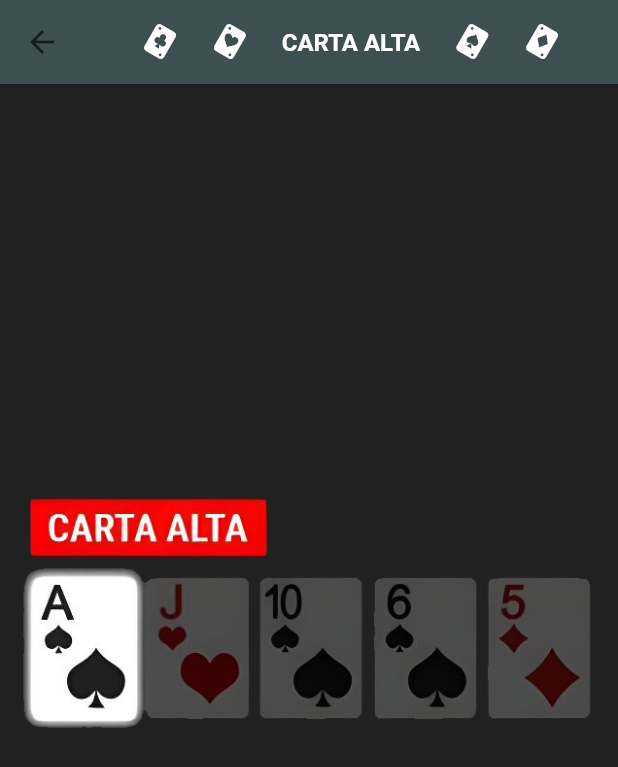
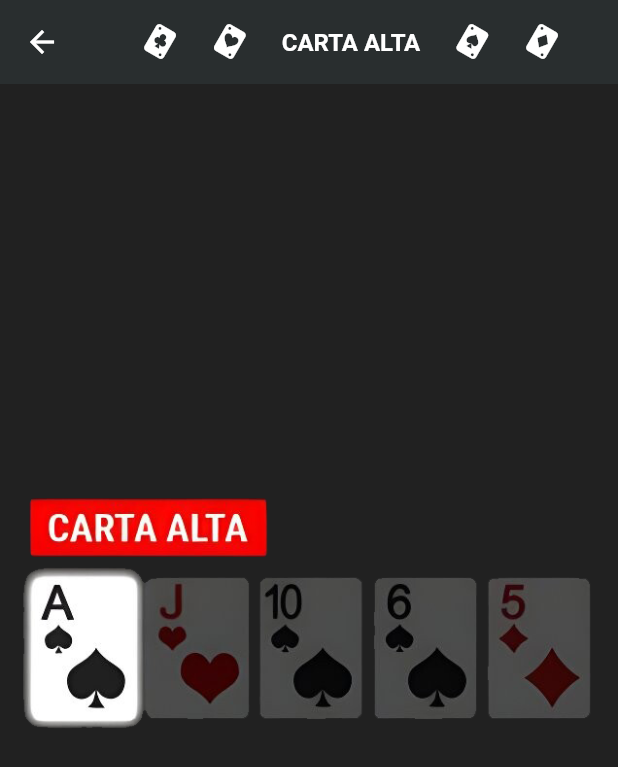
Before and after one commit to leomoraesitu/meuappflutter, a Flutter app: the CartaAltaScreen screen opened directly, on a phone screen of 412 x 824 dp. Shown: the top 767 px of the screen. Run offline on Flutter 3.47's test engine with Material 3 defaults, Android fonts, the phone set to English and light mode, and no system bars; Roboto replaces fonts that are missing (Arial).

Commit message:
[FIX] AppBar Theme

```diff
--- a/lib/screens/carta_alta_screen.dart
+++ b/lib/screens/carta_alta_screen.dart
@@ -10,7 +10,7 @@ class CartaAltaScreen extends StatelessWidget {
     return Scaffold(
       appBar: AppBar(
         backgroundColor:
-            Theme.of(context).colorScheme.secondary.withOpacity(0.7),
+            Theme.of(context).colorScheme.secondary.withOpacity(0.2),
         title: const Row(
           mainAxisAlignment: MainAxisAlignment.spaceEvenly,
           children: <Widget>[
--- a/lib/screens/dois_pares_screen.dart
+++ b/lib/screens/dois_pares_screen.dart
@@ -9,7 +9,7 @@ class DoisParesScreen extends StatelessWidget {
     return Scaffold(
       appBar: AppBar(
         backgroundColor:
-            Theme.of(context).colorScheme.secondary.withOpacity(0.7),
+            Theme.of(context).colorScheme.secondary.withOpacity(0.2),
         title: const Row(
           mainAxisAlignment: MainAxisAlignment.spaceEvenly,
           children: <Widget>[
--- a/lib/screens/flush_screen.dart
+++ b/lib/screens/flush_screen.dart
@@ -9,7 +9,7 @@ class FlushScreen extends StatelessWidget {
     return Scaffold(
       appBar: AppBar(
         backgroundColor:
-            Theme.of(context).colorScheme.secondary.withOpacity(0.7),
+            Theme.of(context).colorScheme.secondary.withOpacity(0.2),
         title: const Row(
           mainAxisAlignment: MainAxisAlignment.spaceEvenly,
           children: <Widget>[
--- a/lib/screens/full_house_screen.dart
+++ b/lib/screens/full_house_screen.dart
@@ -9,7 +9,7 @@ class FullHouseScreen extends StatelessWidget {
     return Scaffold(
       appBar: AppBar(
         backgroundColor:
-            Theme.of(context).colorScheme.secondary.withOpacity(0.7),
+            Theme.of(context).colorScheme.secondary.withOpacity(0.2),
         title: const Row(
           mainAxisAlignment: MainAxisAlignment.spaceEvenly,
           children: <Widget>[
--- a/lib/screens/par_screen.dart
+++ b/lib/screens/par_screen.dart
@@ -9,7 +9,7 @@ class ParScreen extends StatelessWidget {
     return Scaffold(
       appBar: AppBar(
         backgroundColor:
-            Theme.of(context).colorScheme.secondary.withOpacity(0.7),
+            Theme.of(context).colorScheme.secondary.withOpacity(0.2),
         title: const Row(
           mainAxisAlignment: MainAxisAlignment.spaceEvenly,
           children: <Widget>[
--- a/lib/screens/quadra_screen.dart
+++ b/lib/screens/quadra_screen.dart
@@ -9,7 +9,7 @@ class QuadraScreen extends StatelessWidget {
     return Scaffold(
       appBar: AppBar(
         backgroundColor:
-            Theme.of(context).colorScheme.secondary.withOpacity(0.7),
+            Theme.of(context).colorScheme.secondary.withOpacity(0.2),
         title: const Row(
           mainAxisAlignment: MainAxisAlignment.spaceEvenly,
           children: <Widget>[
--- a/lib/screens/royal_flush_screen.dart
+++ b/lib/screens/royal_flush_screen.dart
@@ -9,7 +9,7 @@ class RoyalFlushScreen extends StatelessWidget {
     return Scaffold(
       appBar: AppBar(
         backgroundColor:
-            Theme.of(context).colorScheme.secondary.withOpacity(0.7),
+            Theme.of(context).colorScheme.secondary.withOpacity(0.2),
         title: const Row(
           mainAxisAlignment: MainAxisAlignment.spaceEvenly,
           children: <Widget>[
--- a/lib/screens/straight_flush_screen.dart
+++ b/lib/screens/straight_flush_screen.dart
@@ -9,7 +9,7 @@ class StraightFlushScreen extends StatelessWidget {
     return Scaffold(
       appBar: AppBar(
         backgroundColor:
-            Theme.of(context).colorScheme.secondary.withOpacity(0.7),
+            Theme.of(context).colorScheme.secondary.withOpacity(0.2),
         title: const Row(
           mainAxisAlignment: MainAxisAlignment.spaceEvenly,
           children: <Widget>[
--- a/lib/screens/straight_screen.dart
+++ b/lib/screens/straight_screen.dart
@@ -9,7 +9,7 @@ class StraightScreen extends StatelessWidget {
     return Scaffold(
       appBar: AppBar(
         backgroundColor:
-            Theme.of(context).colorScheme.secondary.withOpacity(0.7),
+            Theme.of(context).colorScheme.secondary.withOpacity(0.2),
         title: const Row(
           mainAxisAlignment: MainAxisAlignment.spaceEvenly,
           children: <Widget>[
--- a/lib/screens/trinca_screen.dart
+++ b/lib/screens/trinca_screen.dart
@@ -9,7 +9,7 @@ class TrincaScreen extends StatelessWidget {
     return Scaffold(
       appBar: AppBar(
         backgroundColor:
-            Theme.of(context).colorScheme.secondary.withOpacity(0.7),
+            Theme.of(context).colorScheme.secondary.withOpacity(0.2),
         title: const Row(
           mainAxisAlignment: MainAxisAlignment.spaceEvenly,
           children: <Widget>[
--- a/lib/ui/app_theme.dart
+++ b/lib/ui/app_theme.dart
@@ -6,5 +6,6 @@ class AppTheme {
     colorScheme: ColorScheme.fromSeed(seedColor: AppColors.primaryColor),
     scaffoldBackgroundColor: AppColors.backGroundColor,
     useMaterial3: true,
+    appBarTheme: AppBarTheme(iconTheme: IconThemeData(color: Colors.white))
   );
 }
```
